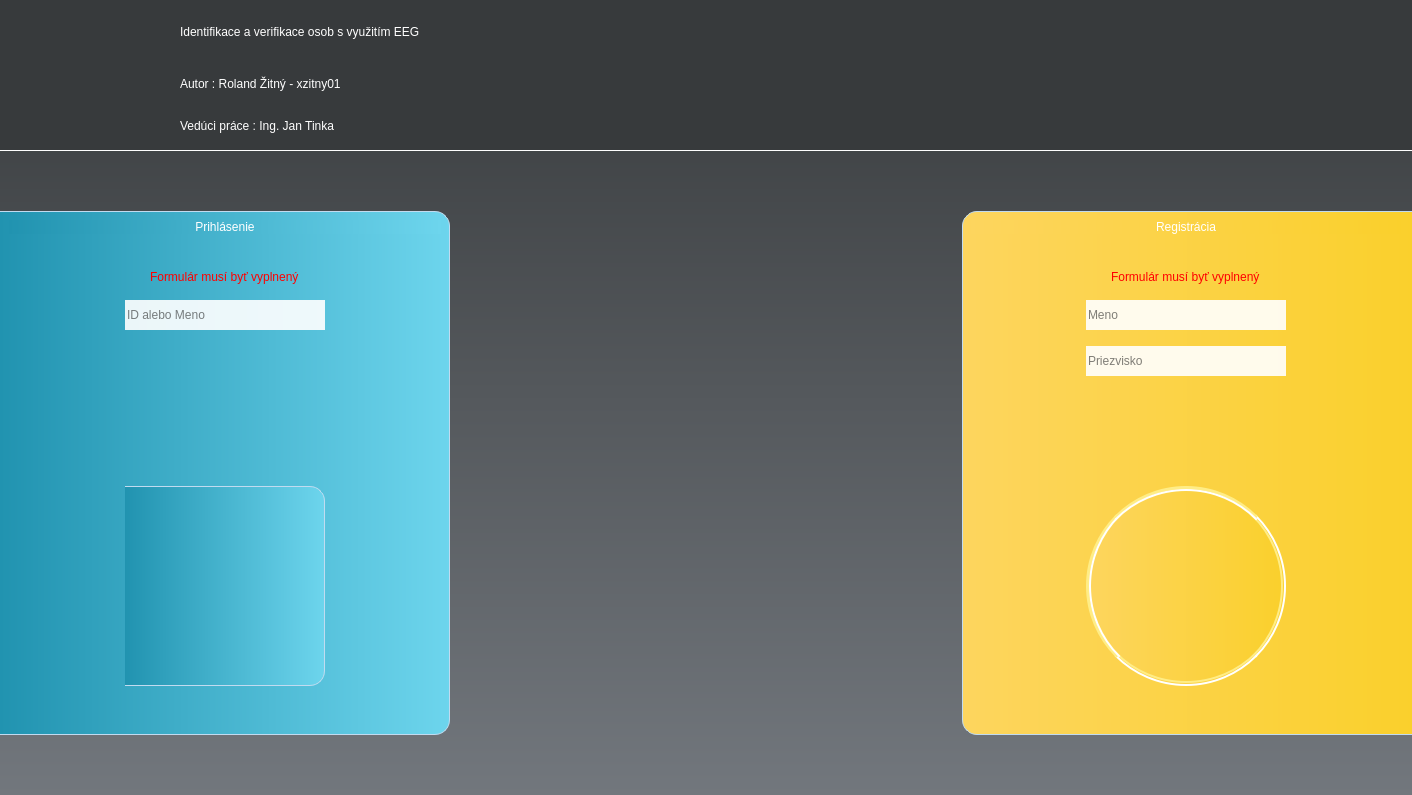
First picture: the form in nas/gui/designs/main_window.ui, repository roland-zitny/BC-NAS, before the edit.
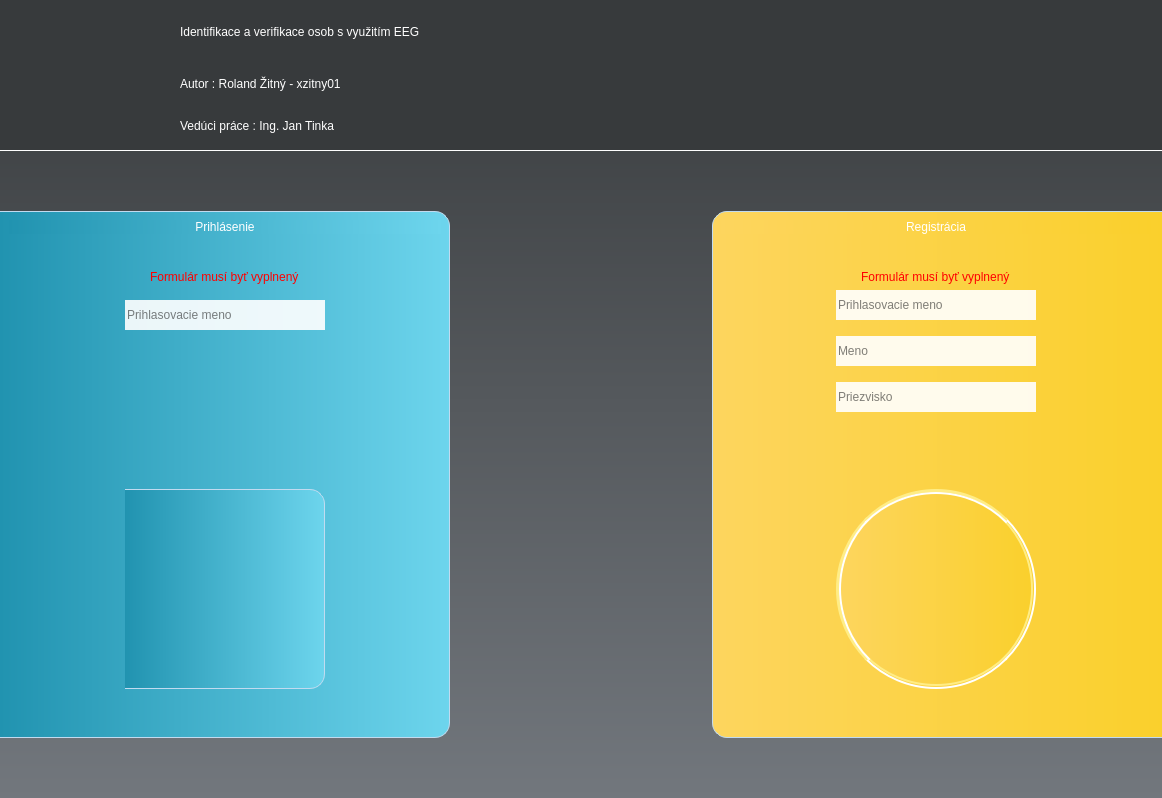
Second picture: the form after the edit. Icons and pictures are not drawn.

Commit message: login window

Diff of the .ui file:
```diff
--- a/nas/gui/designs/main_window.ui
+++ b/nas/gui/designs/main_window.ui
@@ -6,8 +6,8 @@
    <rect>
     <x>0</x>
     <y>0</y>
-    <width>1412</width>
-    <height>795</height>
+    <width>1162</width>
+    <height>798</height>
    </rect>
   </property>
   <property name="windowTitle">
@@ -324,7 +324,7 @@
 </string>
            </property>
            <property name="placeholderText">
-            <string>ID alebo Meno</string>
+            <string>Prihlasovacie meno</string>
            </property>
           </widget>
          </item>
@@ -434,7 +434,7 @@
         </property>
         <property name="sizeHint" stdset="0">
          <size>
-          <width>100</width>
+          <width>60</width>
           <height>20</height>
          </size>
         </property>
@@ -519,6 +519,30 @@
            </property>
           </widget>
          </item>
+         <item alignment="Qt::AlignHCenter">
+          <widget class="QLineEdit" name="RegUserLogin">
+           <property name="minimumSize">
+            <size>
+             <width>200</width>
+             <height>30</height>
+            </size>
+           </property>
+           <property name="maximumSize">
+            <size>
+             <width>200</width>
+             <height>30</height>
+            </size>
+           </property>
+           <property name="styleSheet">
+            <string notr="true">background-color: rgba(255, 255, 255, 230);
+border-radius: 0px;
+border: none;</string>
+           </property>
+           <property name="placeholderText">
+            <string>Prihlasovacie meno</string>
+           </property>
+          </widget>
+         </item>
          <item>
           <spacer name="verticalSpacer_9">
            <property name="orientation">
```
The commit also changes 11 other files.
